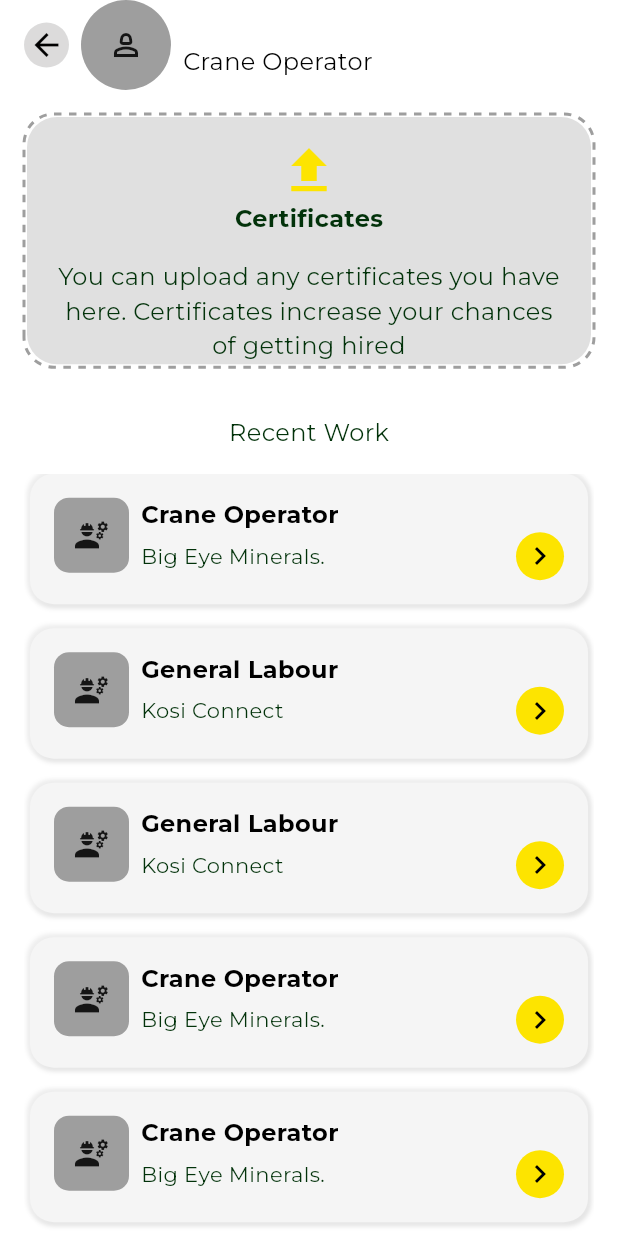
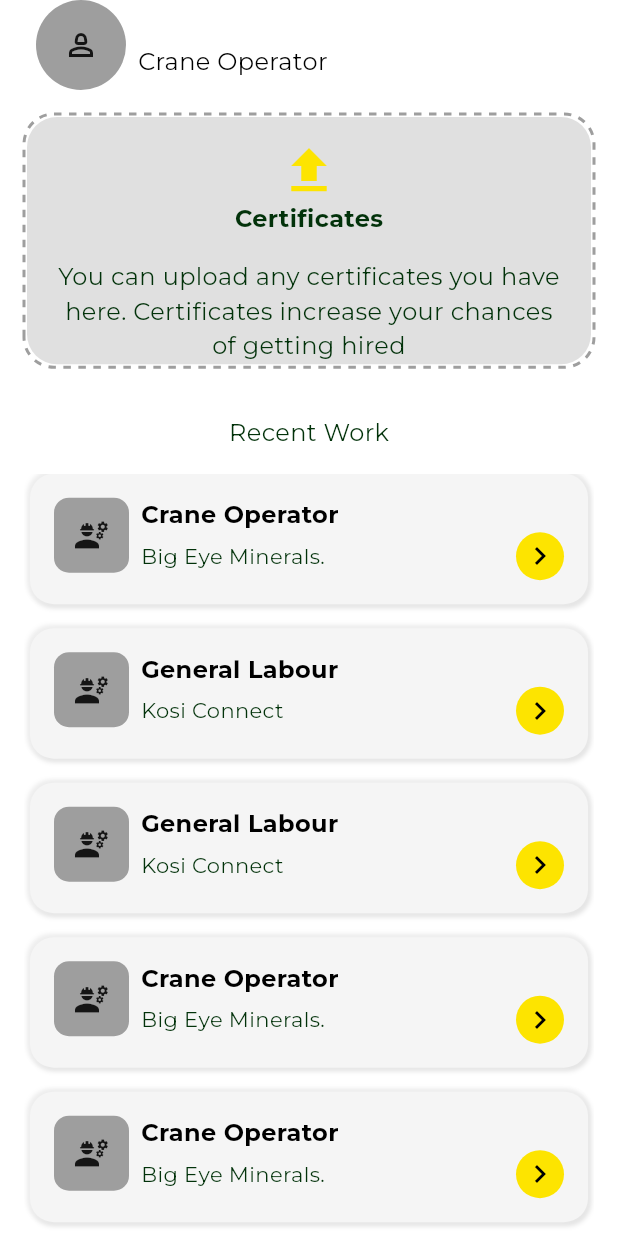
Before and after one commit to ryanemm/get_local, a Flutter app: the ProfileScreen screen opened directly with empty values, on a phone screen of 412 x 824 dp. Run offline on Flutter 3.47's test engine with Material 3 defaults, Android fonts, the phone set to English and light mode, and no system bars; drawn by our look-alikes of dotted_border; our stand-ins replace email_validator, file_picker, flutter_svg, flutter_toggle_tab, fluttertoast, google_fonts and 5 more; missing offline and left inert: load_switch, scroll_to_hide; accounts and stored records are empty; network calls fail.

```diff
--- a/lib/layouts/home/home_screen.dart
+++ b/lib/layouts/home/home_screen.dart
@@ -16,6 +16,8 @@ class HomeScreen extends StatefulWidget {
   String? name;
   String? surname;
   String? email;
+  String? companyName;
+  String? id;
 
   HomeScreen(
       {super.key,
--- a/lib/layouts/login/profile_review_page.dart
+++ b/lib/layouts/login/profile_review_page.dart
@@ -69,6 +69,7 @@ class _ProfileReviewPageState extends State<ProfileReviewPage> {
       await prefs.setString("surname", widget.surname);
       await prefs.setString("loggedIn", "true");
       await prefs.setString("accountType", "local");
+      await prefs.setString("verified", "false");
     }
     if (response.body.contains("Incorrect")) {
       print("Check you the details and verify they are correct");
--- a/lib/layouts/profile/profile_screen.dart
+++ b/lib/layouts/profile/profile_screen.dart
@@ -72,25 +72,6 @@ class _ProfileScreenState extends State<ProfileScreen> {
           children: [
             Row(
               children: [
-                GestureDetector(
-                  onTap: () {
-                    print("Back button tapped");
-                    Navigator.pop(context);
-                  },
-                  child: Container(
-                    height: 30,
-                    width: 30,
-                    decoration: const BoxDecoration(
-                        borderRadius: BorderRadius.all(Radius.circular(15)),
-                        color: Color.fromARGB(84, 148, 147, 147)),
-                    child: Center(
-                      child: Icon(
-                        Icons.arrow_back,
-                        color: Colors.black,
-                      ),
-                    ),
-                  ),
-                ),
                 SizedBox(width: 8),
                 Container(
                   height: 60,
```
Also changed, not shown: lib/main.dart (+37 -13 lines).
